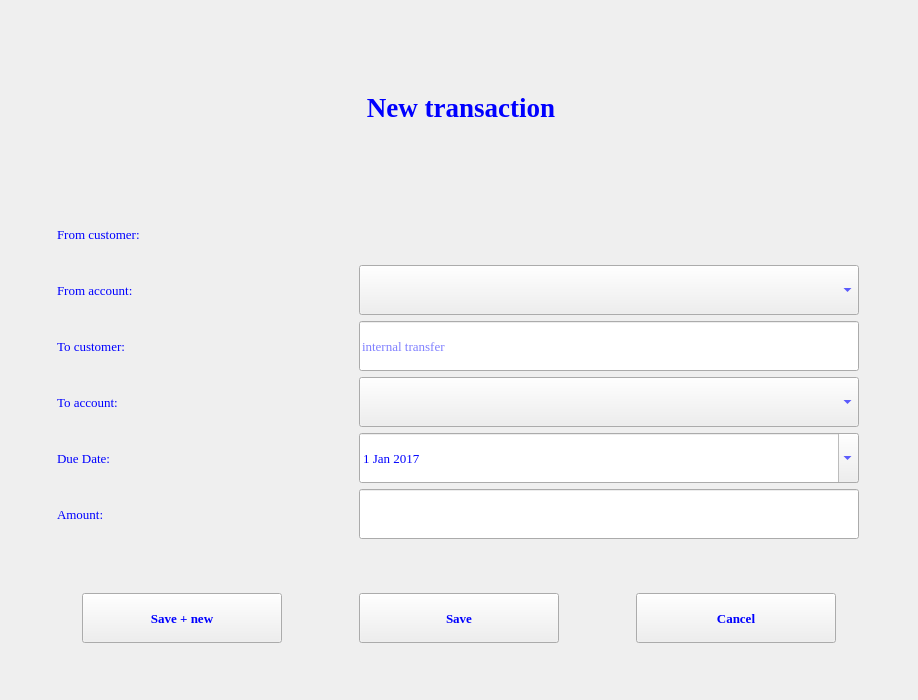
Before: the Qt Designer form transactiondetails.ui in jonathansaetre/BankSystem, drawn with Qt 5.
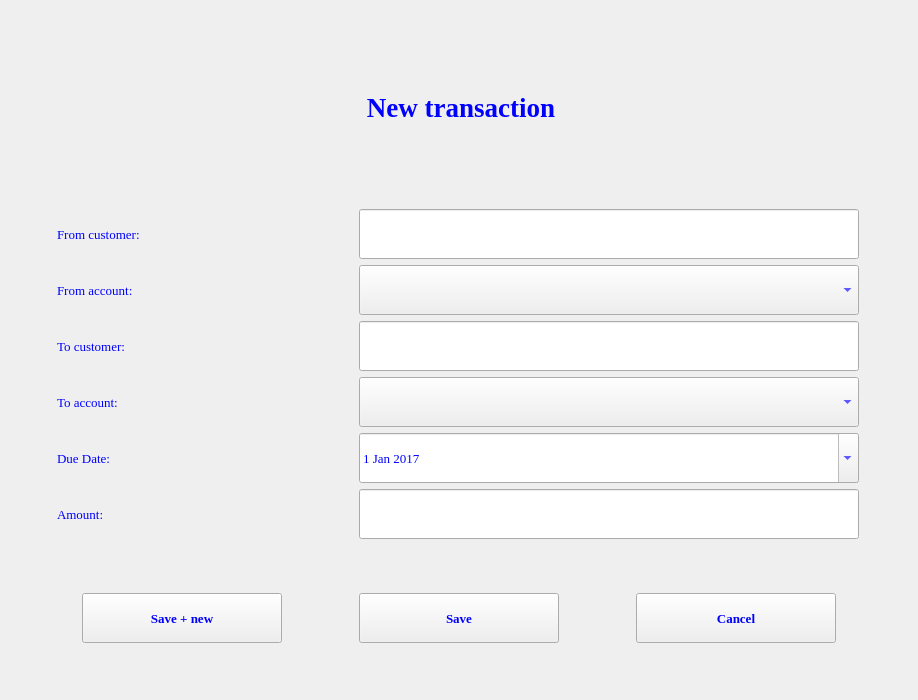
After: the same form once the commit is applied.

What changed in the file:
```diff
--- a/transactiondetails.ui
+++ b/transactiondetails.ui
@@ -91,34 +91,6 @@
        </property>
       </widget>
      </item>
-     <item row="0" column="1">
-      <widget class="QLabel" name="txtFromCust">
-       <property name="minimumSize">
-        <size>
-         <width>500</width>
-         <height>50</height>
-        </size>
-       </property>
-       <property name="maximumSize">
-        <size>
-         <width>500</width>
-         <height>50</height>
-        </size>
-       </property>
-       <property name="font">
-        <font>
-         <family>Times New Roman</family>
-         <pointsize>10</pointsize>
-        </font>
-       </property>
-       <property name="styleSheet">
-        <string notr="true">color:blue</string>
-       </property>
-       <property name="text">
-        <string/>
-       </property>
-      </widget>
-     </item>
      <item row="1" column="0">
       <widget class="QLabel" name="lbFromAcc">
        <property name="minimumSize">
@@ -234,7 +206,7 @@
         <number>40</number>
        </property>
        <property name="placeholderText">
-        <string>internal transfer</string>
+        <string/>
        </property>
       </widget>
      </item>
@@ -427,6 +399,22 @@
        </property>
       </widget>
      </item>
+     <item row="0" column="1">
+      <widget class="QLineEdit" name="leFromCust">
+       <property name="minimumSize">
+        <size>
+         <width>500</width>
+         <height>50</height>
+        </size>
+       </property>
+       <property name="maximumSize">
+        <size>
+         <width>500</width>
+         <height>50</height>
+        </size>
+       </property>
+      </widget>
+     </item>
     </layout>
    </item>
    <item>
```
Left out of the diff: 11 changed lines with no effect on the pictures.
